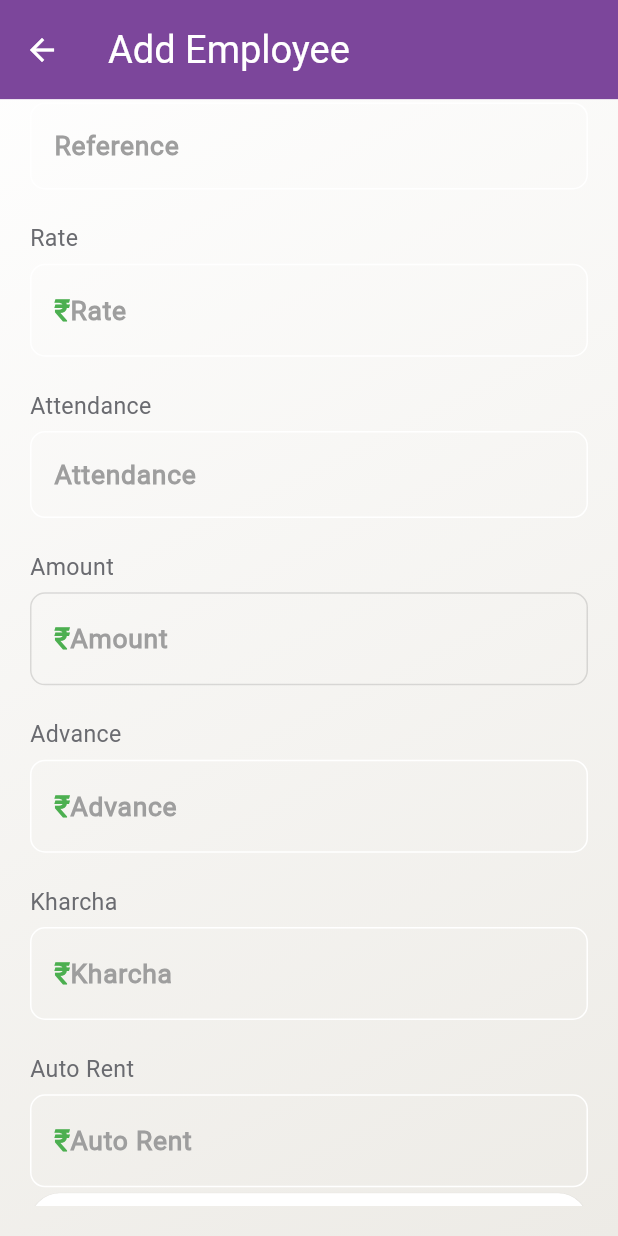
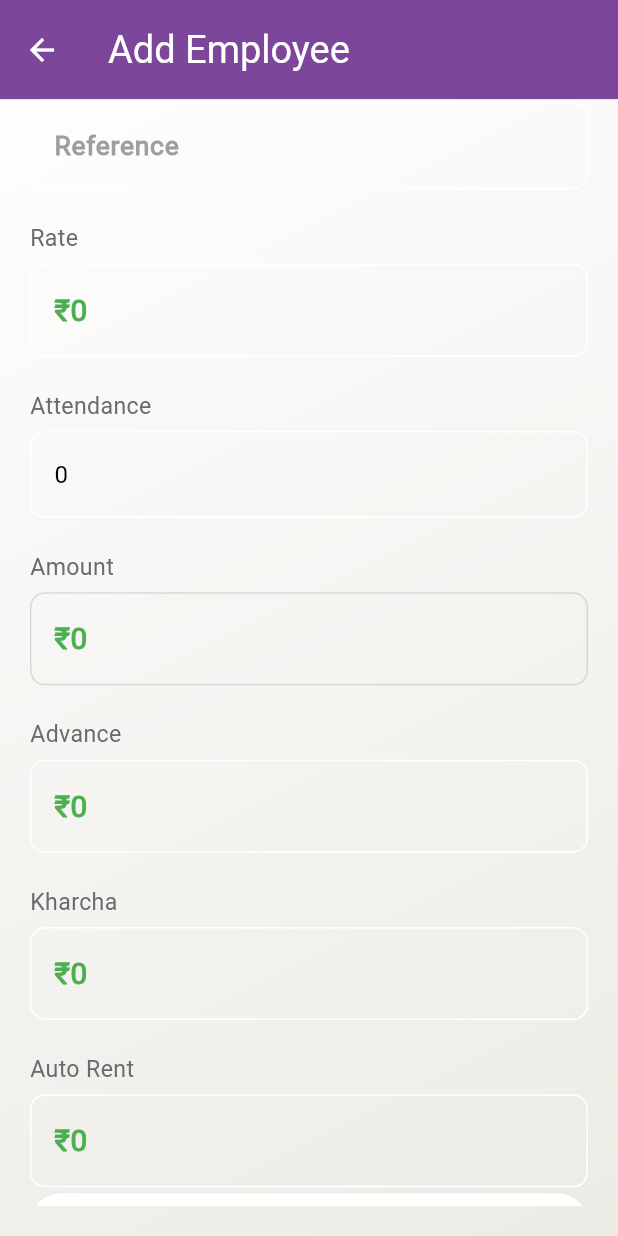
Before and after one commit to Abhi902/Employee-Management-code-, a Flutter app: the CreatePage screen opened directly, scrolled down 576 dp, on a phone screen of 412 x 824 dp. Run offline on Flutter 3.47's test engine with Material 3 defaults, Android fonts, the phone set to English and light mode, and no system bars; our stand-ins replace cached_network_image, cloud_firestore, firebase_core, firebase_database, firebase_storage, flutter_screenutil and 3 more; accounts and stored records are empty; network calls fail.

Commit message:
Code base updated

```diff
--- a/lib/Pages/update_profile.dart
+++ b/lib/Pages/update_profile.dart
@@ -70,11 +70,11 @@ class EmployeeFormUpdateState extends State<EmployeeFormUpdate> {
     _rateController.text = widget.employeeDetails.rate;
     _advanceController.text = widget.employeeDetails.advance;
     _kharchaController.text = widget.employeeDetails.kharcha;
-    _amountController.text = ((int.parse(widget.employeeDetails.rate) *
-                int.parse(widget.employeeDetails.attendance)) -
-            ((int.parse(widget.employeeDetails.kharcha) +
-                int.parse(widget.employeeDetails.advance) +
-                int.parse(widget.employeeDetails.autoRent))))
+    _amountController.text = ((double.parse(widget.employeeDetails.rate) *
+                double.parse(widget.employeeDetails.attendance)) -
+            ((double.parse(widget.employeeDetails.kharcha) +
+                double.parse(widget.employeeDetails.advance) +
+                double.parse(widget.employeeDetails.autoRent))))
         .toString();
     _autoRentController.text = widget.employeeDetails.autoRent;
     _selectedCategory.text = widget.employeeDetails.category;
--- a/lib/Widgets/EmployeeForm.dart
+++ b/lib/Widgets/EmployeeForm.dart
@@ -30,18 +30,20 @@ class EmployeeFormState extends State<EmployeeForm> {
   final _formKey = GlobalKey<FormState>();
   TextEditingController _nameController = TextEditingController();
   TextEditingController _referenceController = TextEditingController();
-  TextEditingController _attendanceController = TextEditingController();
-  TextEditingController _rateController = TextEditingController();
-  TextEditingController _advanceController = TextEditingController();
-  TextEditingController _kharchaController = TextEditingController();
-  TextEditingController _amountController = TextEditingController();
+  TextEditingController _attendanceController =
+      TextEditingController(text: '0');
+  TextEditingController _rateController = TextEditingController(text: '0');
+  TextEditingController _advanceController = TextEditingController(text: '0');
+  TextEditingController _kharchaController = TextEditingController(text: '0');
+  TextEditingController _amountController = TextEditingController(text: '0');
+  TextEditingController _autoRentController = TextEditingController(text: "0");
+
   bool _isLoading = false;
   Future<void> indicatorToggle() async {
     _isLoading = !_isLoading;
     setState(() {});
   }
 
-  TextEditingController _autoRentController = TextEditingController();
   XFile? _imageFile;
   String? selectedCategory;
 
@@ -63,6 +65,17 @@ class EmployeeFormState extends State<EmployeeForm> {
         _imageFile = pickedFile;
       });
     }
+  }
+
+  @override
+  void initState() {
+    // TODO: implement initState
+    super.initState();
+    TextEditingController _attendanceController = TextEditingController();
+    TextEditingController _rateController = TextEditingController();
+    TextEditingController _advanceController = TextEditingController();
+    TextEditingController _kharchaController = TextEditingController();
+    TextEditingController _amountController = TextEditingController();
   }
 
   @override
--- a/lib/Widgets/service_container.dart
+++ b/lib/Widgets/service_container.dart
@@ -26,13 +26,13 @@ class ServiceContainer extends StatelessWidget {
     return GestureDetector(
       onTap: ontap,
       child: Container(
-        height: 160.h,
+        height: 120.h,
         decoration: BoxDecoration(
           color: Colors.white,
           borderRadius: BorderRadius.circular(26.0),
         ),
         child: Padding(
-          padding: const EdgeInsets.all(18.0),
+          padding: const EdgeInsets.all(8.0),
           child: Row(
             children: [
               Container(
```
